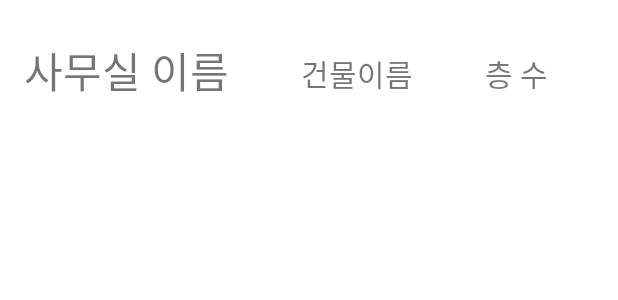
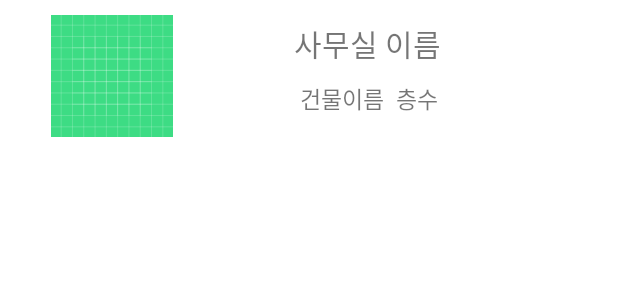
Before and after one commit to ParASHute/Capstone, an Android app: the layout list_item.xml on its own in the app's theme, with its tools: preview values and no code run, on a phone screen of 412 x 824 dp. Shown: the top 300 px of the screen. Run offline under Robolectric (Android 15) with nearby library versions, the phone set to English and light mode, and no system bars.

Commit message:
ui수정

```diff
--- a/app/src/main/java/com/example/capston/List.java
+++ b/app/src/main/java/com/example/capston/List.java
@@ -1,36 +1,32 @@
 package com.example.capston;
 
 public class List {
+    private String Profile;
     private String Build;
     private String Office;
     private String Floor;
 
-   // private double Lat;
-   // private double Lon;
-
     public List(){}
-
+    // private double Lat;
+    // private double Lon;
+    public String getProfile(){return Profile;}
+    public  void setProfile(String profile) {this.Profile = profile;}
+    public String getFloor() {
+        return Floor;
+    }
     public void setFloor(String floor) {
         this.Floor = floor;
     }
-
+    public String getOffice() {
+        return Office;
+    }
     public void setInfo(String Office) {
         this.Office = Office;
     }
-
+    public String getBuild() {
+        return Build;
+    }
     public void setBuild(String Build) {
         this.Build = Build;
     }
-
-    public String getFloor() {
-        return Floor;
-    }
-
-    public String getOffice() {
-        return Office;
-    }
-
-    public String getBuild() {
-        return Build;
-    }
 }
--- a/app/src/main/res/layout/activity_splash.xml
+++ b/app/src/main/res/layout/activity_splash.xml
@@ -12,7 +12,7 @@
         android:layout_width="350dp"
         android:layout_height="335dp"
         android:layout_marginStart="31dp"
-        android:layout_marginTop="144dp"
+        android:layout_marginTop="172dp"
         android:layout_marginEnd="31dp"
         app:layout_constraintEnd_toEndOf="parent"
         app:layout_constraintHorizontal_bias="1.0"
--- a/app/src/main/res/layout/list_item.xml
+++ b/app/src/main/res/layout/list_item.xml
@@ -8,41 +8,48 @@
     <androidx.constraintlayout.widget.ConstraintLayout
         android:layout_width="match_parent"
         android:layout_height="match_parent"
-        android:layout_marginBottom="10dp"
-        android:layout_marginTop="10dp">
+        android:layout_marginTop="10dp"
+        android:layout_marginBottom="10dp">
 
         <TextView
             android:id="@+id/OfficeName"
             android:layout_width="wrap_content"
             android:layout_height="wrap_content"
-            android:layout_marginStart="16dp"
-            android:layout_marginTop="16dp"
+            android:layout_marginStart="196dp"
+            android:layout_marginTop="4dp"
             android:text="사무실 이름"
-            android:textSize="28sp"
+            android:textSize="20sp"
             app:layout_constraintStart_toStartOf="parent"
-            app:layout_constraintTop_toTopOf="parent" />
-
-        <TextView
-            android:id="@+id/BuildingName"
-            android:layout_width="wrap_content"
-            android:layout_height="wrap_content"
-            android:layout_marginStart="48dp"
-            android:layout_marginTop="24dp"
-            android:text="건물이름"
-            android:textSize="20sp"
-            app:layout_constraintStart_toEndOf="@+id/OfficeName"
             app:layout_constraintTop_toTopOf="parent" />
 
         <TextView
             android:id="@+id/FloorNum"
             android:layout_width="wrap_content"
             android:layout_height="wrap_content"
-            android:layout_marginStart="48dp"
-            android:layout_marginTop="24dp"
-            android:text="층 수"
-            android:textSize="20sp"
+            android:layout_marginStart="8dp"
+            android:layout_marginTop="40dp"
+            android:text="층수"
+            android:textSize="15sp"
             app:layout_constraintStart_toEndOf="@+id/BuildingName"
-            app:layout_constraintTop_toTopOf="parent" />
+            app:layout_constraintTop_toTopOf="@+id/OfficeName" />
+
+        <TextView
+            android:id="@+id/BuildingName"
+            android:layout_width="wrap_content"
+            android:layout_height="wrap_content"
+            android:layout_marginStart="200dp"
+            android:layout_marginTop="40dp"
+            android:text="건물이름"
+            android:textSize="15sp"
+            app:layout_constraintStart_toStartOf="parent"
+            app:layout_constraintTop_toTopOf="@+id/OfficeName" />
+
+        <ImageView
+            android:id="@+id/profile"
+            android:layout_width="149dp"
+            android:layout_height="81dp"
+            app:srcCompat="@drawable/ic_launcher_background"
+            tools:layout_editor_absoluteX="3dp" />
 
     </androidx.constraintlayout.widget.ConstraintLayout>
 
```
Also changed, not shown: app/src/main/res/drawable/ic_launcher_background.xml (line endings or trailing spaces), app/src/main/res/drawable/logo.png.
